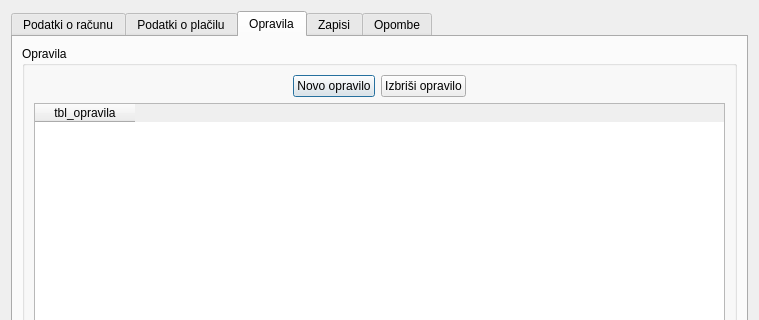
The window that racun.ui (bubi-luka/BubiRacun) describes before a commit, drawn with Qt 5; both pictures show x 0 to 759 and y 0 to 320 of the 759 by 708 pixel window.
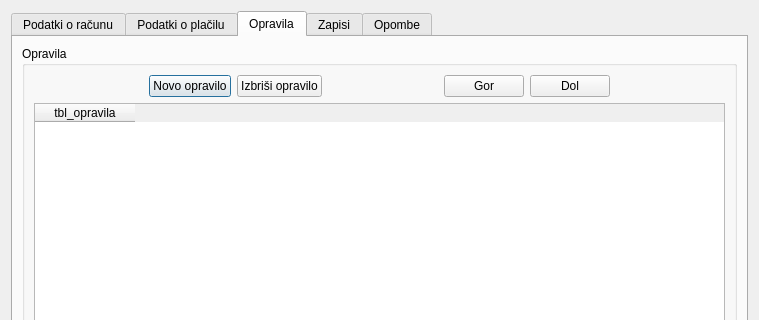
The same window after the commit. The open tabs and pages were chosen to show the change.

```diff
--- a/racun.ui
+++ b/racun.ui
@@ -803,6 +803,33 @@
               </property>
              </widget>
             </item>
+            <item>
+             <spacer name="horizontalSpacer_19">
+              <property name="orientation">
+               <enum>Qt::Horizontal</enum>
+              </property>
+              <property name="sizeHint" stdset="0">
+               <size>
+                <width>40</width>
+                <height>20</height>
+               </size>
+              </property>
+             </spacer>
+            </item>
+            <item>
+             <widget class="QPushButton" name="btn_opravilo_gor">
+              <property name="text">
+               <string>Gor</string>
+              </property>
+             </widget>
+            </item>
+            <item>
+             <widget class="QPushButton" name="btn_opravilo_dol">
+              <property name="text">
+               <string>Dol</string>
+              </property>
+             </widget>
+            </item>
             <item>
              <spacer name="horizontalSpacer_7">
               <property name="orientation">
```
Left out of the diff: 6 changed lines with no effect on the pictures.
